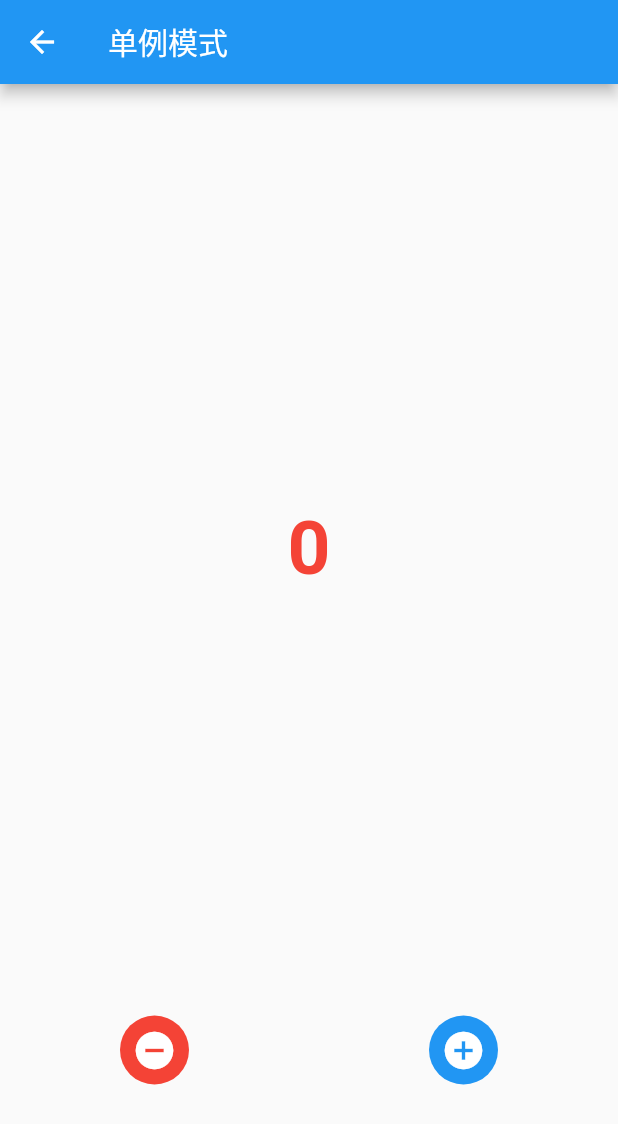
After one commit to FlutterOpen/design_patterns, a Flutter app: the SinglePage screen opened by its route, on a phone screen of 412 x 824 dp. The commit adds this screen. Shown: the top 1124 px of the screen. Run offline on Flutter 3.47's test engine with Material 2 defaults, Android fonts, the phone set to English and light mode, and no system bars.

Commit message:
feat(): 单例模式完成

```diff
--- a/lib/constant/string_const.dart
+++ b/lib/constant/string_const.dart
@@ -7,4 +7,7 @@ class StringConst {
 
   ///工厂模式
   static const String FACTORY_ = "工厂模式";
+
+  //单例模式
+  static const String SINGLE_ = "单例模式";
 }
--- a/lib/main.dart
+++ b/lib/main.dart
@@ -4,6 +4,7 @@ import 'package:flutter_design/constant/string_const.dart';
 import 'constant/page_const.dart';
 import 'constant/string_const.dart';
 import 'page/_page.dart';
+
 ///{link https://www.runoob.com/design-pattern/design-pattern-tutorial.html}
 void main() => runApp(MyApp());
 
@@ -19,6 +20,7 @@ class MyApp extends StatelessWidget {
       home: HomePage(),
       routes: {
         PageConst.FACTORY_PAGE: (context) => FactoryPage(),
+        PageConst.INSTANCE_PAGE: (context) => SinglePage(),
       },
     );
   }
--- a/lib/page/_page.dart
+++ b/lib/page/_page.dart
@@ -3,3 +3,4 @@
 /// Email: niebin312@gmail.com
 export "factory/factory_page.dart";
 export 'home_page.dart';
+export 'single/single_page.dart';
--- a/lib/page/home_page.dart
+++ b/lib/page/home_page.dart
@@ -14,7 +14,10 @@ class HomePage extends StatefulWidget {
 }
 
 //参考链接
-Map<String, String> map = {PageConst.FACTORY_PAGE: StringConst.FACTORY_};
+Map<String, String> map = {
+  PageConst.FACTORY_PAGE: StringConst.FACTORY_,
+  PageConst.INSTANCE_PAGE: StringConst.SINGLE_,
+};
 
 class _HomePageState extends State<HomePage> {
   @override
--- /dev/null
+++ b/lib/page/single/single_manager.dart
@@ -0,0 +1,21 @@
+/// Created by NieBin on 2020-03-16
+/// Github: https://github.com/nb312
+/// Email: niebin312@gmail.com
+///
+class SingleManager {
+  SingleManager._();
+
+  factory SingleManager() => _getInstance();
+  static SingleManager _instance;
+
+  static SingleManager get instance => _getInstance();
+
+  static SingleManager _getInstance() {
+    if (_instance == null) {
+      _instance = SingleManager._();
+    }
+    return _instance;
+  }
+
+  int count = 0;
+}
--- /dev/null
+++ b/lib/page/single/single_page.dart
@@ -0,0 +1,85 @@
+import 'package:flutter/material.dart';
+import 'package:flutter_design/constant/string_const.dart';
+import 'package:flutter_design/page/single/single_manager.dart';
+
+/// Created by NieBin on 2020-03-17
+/// Github: https://github.com/nb312
+/// Email: niebin312@gmail.com
+class SinglePage extends StatefulWidget {
+  @override
+  _SinglePageState createState() => _SinglePageState();
+}
+
+class _SinglePageState extends State<SinglePage> {
+  @override
+  Widget build(BuildContext context) {
+    return Scaffold(
+      appBar: AppBar(
+        title: Text(StringConst.SINGLE_),
+      ),
+      body: Column(
+        children: <Widget>[
+          Expanded(
+            child: Container(
+              child: Center(
+                child: Text(
+                  "${SingleManager.instance.count ?? "没有数据"}",
+                  style: TextStyle(
+                      fontWeight: FontWeight.bold,
+                      fontSize: 50,
+                      color: Colors.red),
+                ),
+              ),
+            ),
+          ),
+          Row(
+            mainAxisAlignment: MainAxisAlignment.center,
+            children: <Widget>[
+              Expanded(
+                child: FlatButton(
+                  color: Colors.red,
+                  child: Padding(
+                    padding: const EdgeInsets.all(8.0),
+                    child: Icon(
+                      Icons.do_not_disturb_on,
+                      size: 30,
+                      color: Colors.white,
+                    ),
+                  ),
+                  shape: CircleBorder(),
+                  onPressed: () {
+                    setState(() {
+                      SingleManager.instance.count -= 5;
+                    });
+                  },
+                ),
+              ),
+              Expanded(
+                child: FlatButton(
+                  color: Colors.blue,
+                  child: Padding(
+                    padding: const EdgeInsets.all(8.0),
+                    child: Icon(
+                      Icons.add_circle,
+                      size: 30,
+                      color: Colors.white,
+                    ),
+                  ),
+                  shape: CircleBorder(),
+                  onPressed: () {
+                    setState(() {
+                      SingleManager.instance.count += 5;
+                    });
+                  },
+                ),
+              )
+            ],
+          ),
+          SizedBox(
+            height: 100,
+          )
+        ],
+      ),
+    );
+  }
+}
```
